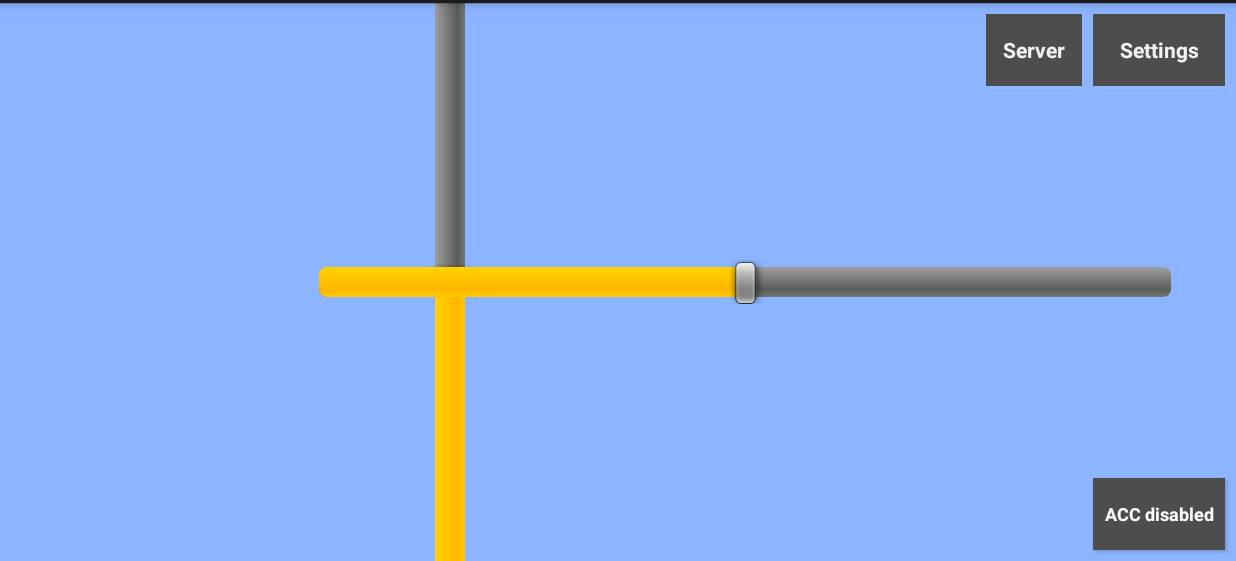
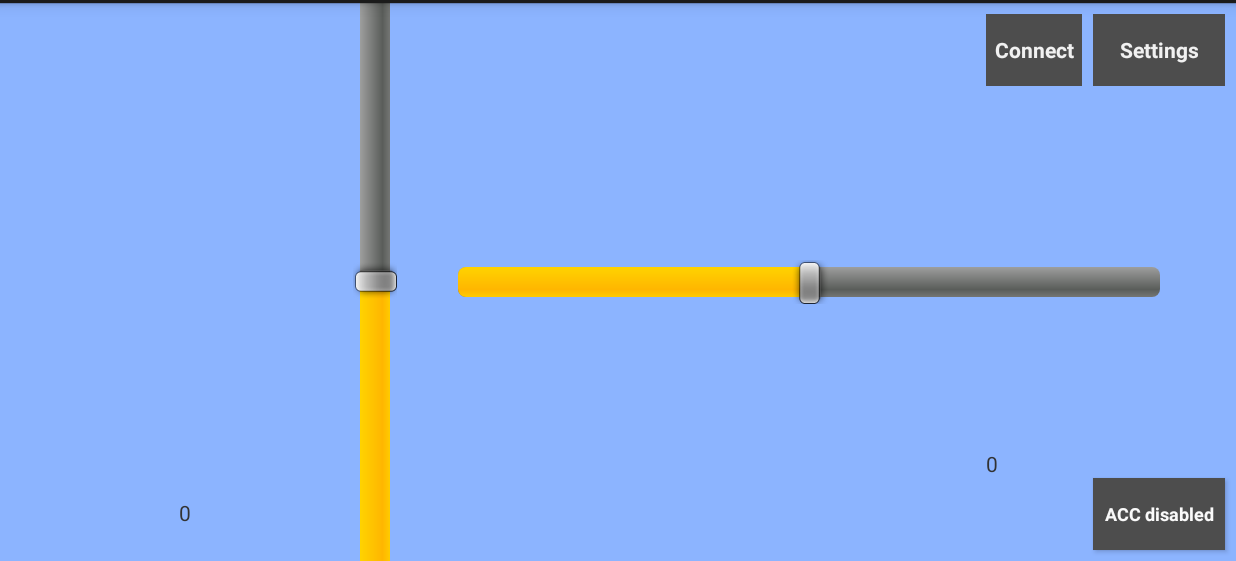
Before and after one commit to felixnorden/moppepojkar, an Android app: the screen it shows after launch (Main), on a phone screen of 824 x 412 dp (held sideways), the part 57-618 px from its top. Run offline under Robolectric (Android 15) with nearby library versions, the light colour scheme and no system bars; 1 statement that could not run was skipped.

Commit message:
Various GUI changes
Added trackers for speed and turning, added connect/disconnect button to
main screen

```diff
--- a/src/app/WirelessIno/app/src/main/java/se/sics/sse/fresta/wirelessino/Main.java
+++ b/src/app/WirelessIno/app/src/main/java/se/sics/sse/fresta/wirelessino/Main.java
@@ -17,6 +17,7 @@ import android.view.MenuItem;
 import android.view.View;
 import android.widget.Button;
 import android.widget.SeekBar;
+import android.widget.TextView;
 import android.widget.Toast;
 
 import com.ClientCommunicator;
@@ -37,6 +38,9 @@ public class Main extends Activity implements CommunicationListener {
     private SeekBar steeringBar;
     private Button modeButton;
     private Button connectButton;
+    private TextView turningTextView;
+    private TextView speedTextView;
+
     private boolean isACCenabled = false;
     private boolean isConnected = false;
 
@@ -109,8 +113,13 @@ public class Main extends Activity implements CommunicationListener {
         });
 
         modeButton = (Button) findViewById(R.id.modeButton);
+        turningTextView = (TextView) findViewById(R.id.turningTextView);
+        speedTextView = (TextView) findViewById(R.id.speedTextView);
 
-        connectButton = (Button) findViewById(R.id.connectButton);
+        turningTextView.setText(Integer.toString(0));
+        speedTextView.setText(Integer.toString(0));
+
+        connectButton = (Button) findViewById(R.id.serverButton);
 
         modeButton.setOnClickListener(new View.OnClickListener() {
             @Override
@@ -176,6 +185,8 @@ public class Main extends Activity implements CommunicationListener {
 
 
     public void serverConnect(View view) {
+        Log.e("Buttontext", connectButton.getText().toString());
+        if (connectButton.getText().toString().equals("Connect")) {
             SharedPreferences mSharedPreferences = getSharedPreferences("list", MODE_PRIVATE);
             String ip = mSharedPreferences.getString("host", null);
             int port = mSharedPreferences.getInt("portcommunicator", 0);
@@ -185,7 +196,17 @@ public class Main extends Activity implements CommunicationListener {
                 communicator = new ClientCommunicator(ip, port);
                 communicator.addListener(this);
                 communicator.start();
+                Toast.makeText(this, "Waiting for Server Connection", Toast.LENGTH_SHORT).show();
             }
+        } else {
+            if (communicator != null) {
+                communicator.stop();
+            }
+            updateModeButton();
+        }
+
+
+
     }
 
 
@@ -203,6 +224,8 @@ public class Main extends Activity implements CommunicationListener {
         int topValue = speedBar.getProgress() - 100;
         int bottomValue = steeringBar.getProgress() - 100;
 
+        turningTextView.setText(Integer.toString(topValue));
+        speedTextView.setText(Integer.toString(bottomValue));
 
         /*Check if the value is negative and add prefix*/
         if (topValue > -1) {
@@ -375,7 +398,7 @@ public class Main extends Activity implements CommunicationListener {
 
     private void updateModeButton() {
         if (isConnected) {
-            connectButton.setText("Connected");
+            connectButton.setText("Disconnect");
         } else {
             connectButton.setText("Connect");
         }
--- a/src/app/WirelessIno/app/src/main/res/layout/activity_main.xml
+++ b/src/app/WirelessIno/app/src/main/res/layout/activity_main.xml
@@ -11,28 +11,28 @@ android:layout_height="match_parent"
     <SeekBar
         android:id="@+id/speedBar"
         style="@android:style/Widget.SeekBar"
-        android:layout_width="900px"
-        android:layout_height="match_parent"
+        android:layout_width="750px"
+        android:layout_height="300px"
         android:layout_alignParentStart="true"
         android:layout_alignTop="@+id/SteeringBar"
         android:layout_marginRight="27dp"
         android:max="200"
         android:progress="100"
         android:rotation="270"
-        tools:style="@android:style/Widget.Material.SeekBar"/>
+        tools:style="@android:style/Widget.Material.SeekBar" />
 
     <SeekBar
         android:id="@+id/SteeringBar"
         style="@android:style/Widget.SeekBar"
-        android:layout_width="900px"
-        android:layout_height="match_parent"
+        android:layout_width="750px"
+        android:layout_height="300px"
+        android:layout_alignEnd="@+id/connectButton"
+        android:layout_centerVertical="true"
+        android:layout_marginEnd="27dp"
         android:layout_marginRight="27dp"
         android:max="200"
         android:progress="100"
-        tools:style="@android:style/Widget.Material.SeekBar"
-        android:layout_alignParentTop="true"
-        android:layout_alignParentEnd="true"
-        android:layout_marginEnd="25dp"/>
+        tools:style="@android:style/Widget.Material.SeekBar" />
 
     <Button
         android:id="@+id/connectButton"
@@ -59,7 +59,7 @@ android:layout_height="match_parent"
         android:background="#4d4d4d"
         android:elevation="0dp"
         android:onClick="serverConnect"
-        android:text="Server"
+        android:text="Connect"
         android:textColor="@color/switch_thumb_normal_material_light"
         android:layout_marginRight="7dp"
         android:textStyle="bold"
@@ -83,5 +83,23 @@ android:layout_height="match_parent"
         android:textSize="12sp"
         android:textStyle="bold"/>
 
+    <TextView
+        android:id="@+id/speedTextView"
+        android:layout_width="wrap_content"
+        android:layout_height="wrap_content"
+        android:layout_above="@+id/modeButton"
+        android:text="0"
+        android:layout_alignStart="@+id/serverButton" />
+
+    <TextView
+        android:id="@+id/turningTextView"
+        android:layout_width="wrap_content"
+        android:layout_height="wrap_content"
+        android:layout_alignBaseline="@+id/modeButton"
+        android:layout_alignBottom="@+id/modeButton"
+        android:layout_alignParentStart="true"
+        android:layout_marginStart="119dp"
+        android:text="0" />
+
 
 </RelativeLayout>
--- a/src/app/WirelessIno/app/src/main/res/layout/socket_connection_build.xml
+++ b/src/app/WirelessIno/app/src/main/res/layout/socket_connection_build.xml
@@ -36,7 +36,7 @@
         android:layout_width="match_parent"
         android:layout_height="wrap_content"
         android:ems="10"
-        android:hint="@string/default_host_port"/>
+        android:hint="8999"/>
 
     <TextView
         android:id="@+id/tv_portcommunicator"
@@ -50,7 +50,7 @@
         android:layout_width="match_parent"
         android:layout_height="wrap_content"
         android:ems="10"
-        android:hint="@string/default_host_port"/>
+        android:hint="@string/default_host_port" />
 
     <Button
         android:id="@+id/btn_connect"
@@ -58,7 +58,7 @@
         android:layout_height="wrap_content"
         android:background="@color/background_material_dark"
         android:fontFamily="sans-serif"
-        android:text="@string/connect"
+        android:text="Save"
         android:textAlignment="center"
         android:textColor="@color/bright_foreground_inverse_material_light"
         android:textStyle="bold"
```
Also changed, not shown: src/app/WirelessIno/app/src/main/java/se/sics/sse/fresta/wirelessino/SocketConnector.java (+4 -4 lines). Lines whose indentation alone changed are shown as unchanged.
